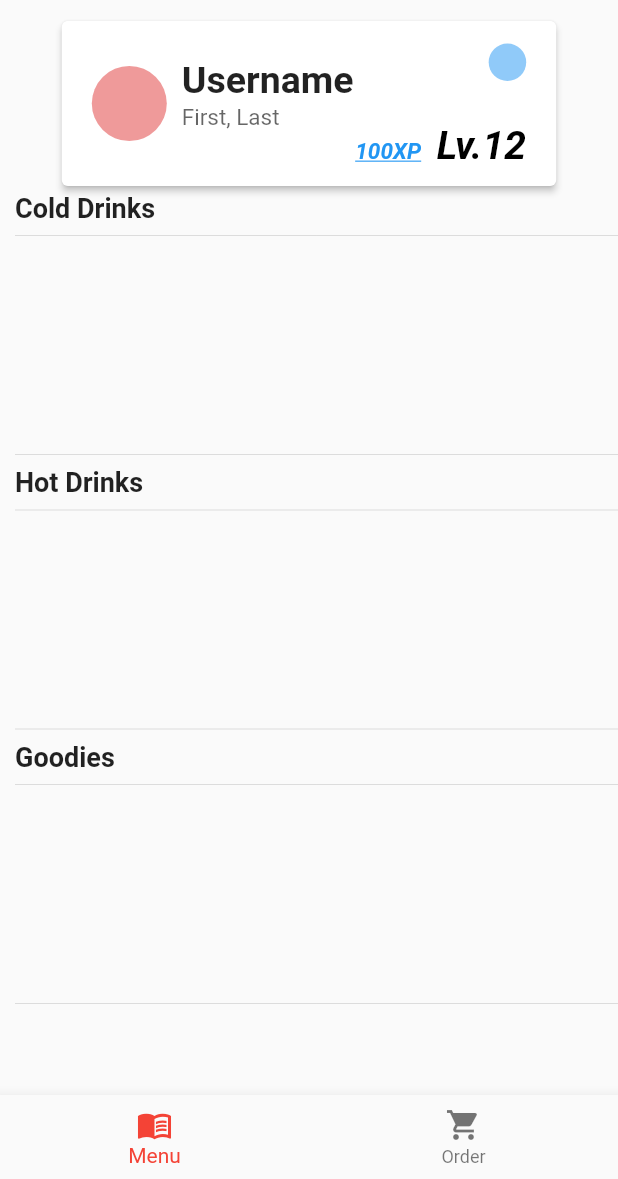
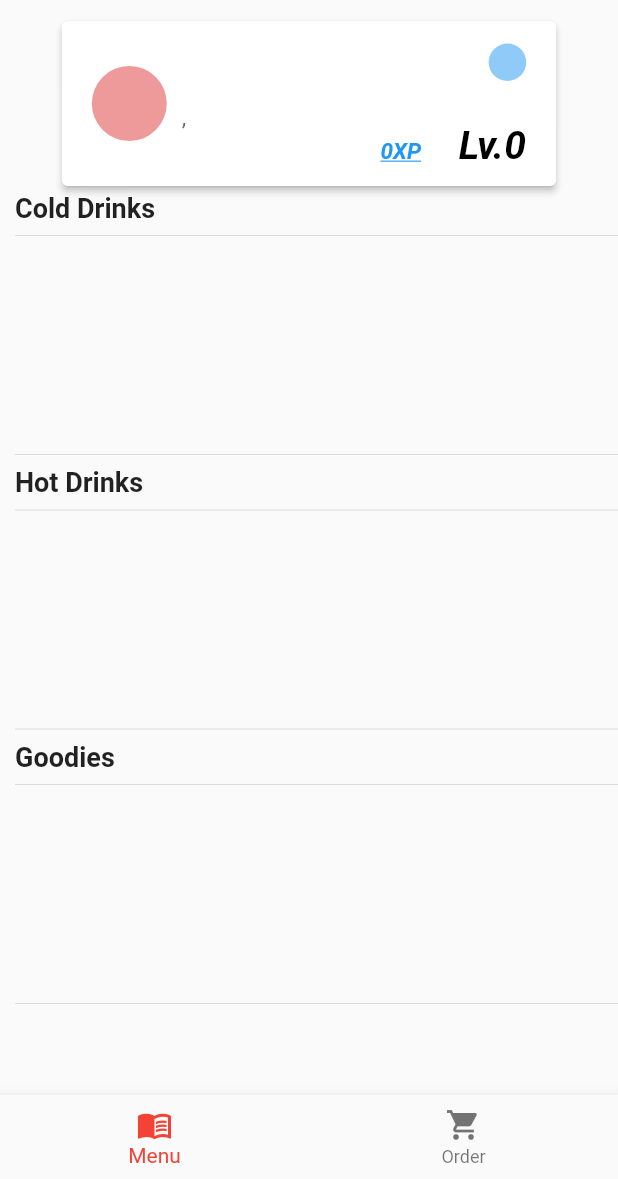
Before and after one commit to CrownPab/PokemonCafe, a Flutter app: the CheckoutPage screen opened directly, after a tap on "Add items", on a phone screen of 412 x 824 dp, the part 57-1236 px from its top. Run offline on Flutter 3.47's test engine with Material 2 defaults, Android fonts, the light colour scheme and no system bars; our stand-ins replace cloud_firestore, firebase_auth, firebase_core, flutter_map, geocoding, geolocator and 1 more; accounts and stored records are empty.

Commit message:
fix account pull

```diff
--- a/lib/ui/login_delegate.dart
+++ b/lib/ui/login_delegate.dart
@@ -57,6 +57,7 @@ class _LoginDelegate extends State<LoginDelegate> {
           );
         case AuthStatus.SIGNED_IN:
           model.onSignOut = _signedOut;
+          model.getAccount();
           return HomePage();
       }
     }
--- a/lib/ui/profile_card.dart
+++ b/lib/ui/profile_card.dart
@@ -2,6 +2,8 @@ import 'package:flutter/material.dart';
 import 'package:pokemon_cafe/ui/profile_page.dart';
 import 'package:pokemon_cafe/ui/shared/level_text.dart';
 import 'package:pokemon_cafe/ui/shared/xp_text.dart';
+import 'package:pokemon_cafe/view_model.dart';
+import 'package:scoped_model/scoped_model.dart';
 
 class ProfileCard extends StatelessWidget {
   double scrollDepth;
@@ -25,7 +27,8 @@ class ProfileCard extends StatelessWidget {
 
   @override
   Widget build(BuildContext context) {
-    return GestureDetector(
+    return ScopedModelDescendant<ViewModel>(
+        builder: (context, child, model) => GestureDetector(
             onTap: () => Navigator.of(context)
                 .push(MaterialPageRoute(builder: (context) => ProfilePage())),
             child: Card(
@@ -39,12 +42,14 @@ class ProfileCard extends StatelessWidget {
                       children: [
                         Positioned(
                             left: 0,
-                        top: _getHeight() / 2 - _normalizedHeight(20, 50) / 2,
+                            top: _getHeight() / 2 -
+                                _normalizedHeight(20, 50) / 2,
                             child: Container(
                               height: _normalizedHeight(20, 50),
                               width: _normalizedHeight(20, 50),
                               decoration: BoxDecoration(
-                              color: Colors.red[200], shape: BoxShape.circle),
+                                  color: Colors.red[200],
+                                  shape: BoxShape.circle),
                             )),
                         Positioned(
                             right: 0,
@@ -53,13 +58,14 @@ class ProfileCard extends StatelessWidget {
                               height: 25,
                               width: 25,
                               decoration: BoxDecoration(
-                              color: Colors.blue[200], shape: BoxShape.circle),
+                                  color: Colors.blue[200],
+                                  shape: BoxShape.circle),
                             )),
                         Positioned(
                             top: _normalizedHeight(10, 25),
                             left: _normalizedHeight(20, 50) + 10,
                             child: Text(
-                          'Username',
+                              model.currentAccount?.userName ?? 'Username',
                               style: TextStyle(
                                 fontWeight: FontWeight.bold,
                                 fontSize: _normalizedHeight(22, 25),
@@ -69,7 +75,9 @@ class ProfileCard extends StatelessWidget {
                             top: _normalizedHeight(10, 25) + 30,
                             left: _normalizedHeight(20, 50) + 10,
                             child: Text(
-                          'First, Last',
+                              (model.currentAccount?.firstName ?? '') +
+                                  ', ' +
+                                  (model.currentAccount?.lastName ?? ''),
                               style: TextStyle(
                                   fontSize: _normalizedHeight(12, 15),
                                   color: Colors.black.withOpacity(
@@ -79,15 +87,17 @@ class ProfileCard extends StatelessWidget {
                             )),
                         Positioned(
                             child: XPText(
-                            xp: 100, fontSize: _normalizedHeight(12, 15)),
+                                xp: model.currentAccount?.currentXpAmount ?? 0,
+                                fontSize: _normalizedHeight(12, 15)),
                             right: 70 + _normalizedHeight(20, 0),
                             bottom: 14),
                         Positioned(
                             child: LevelText(
-                            level: 12, fontSize: _normalizedHeight(20, 26)),
+                                level: model.currentAccount?.pokemonLevel ?? 1,
+                                fontSize: _normalizedHeight(20, 26)),
                             right: 40 - _normalizedHeight(0, 40),
                             bottom: 12)
                       ],
-                ))));
+                    )))));
   }
 }
--- a/lib/view_model.dart
+++ b/lib/view_model.dart
@@ -80,11 +80,9 @@ class ViewModel extends Model {
 
   Future<Account?> getAccount() async {
     if (auth != null) {
-      Account? account = await crud.getAccount("E09hPBjLbidu4gHF4KxH");
+      Account? account = await crud.getAccount(auth!.uid);
       currentAccount = account;
       return account;
-    } else {
-      return await crud.getAccount("E09hPBjLbidu4gHF4KxH");
     }
   }
 
```
Also changed, not shown: pubspec.lock. Lines whose indentation alone changed are shown as unchanged.
